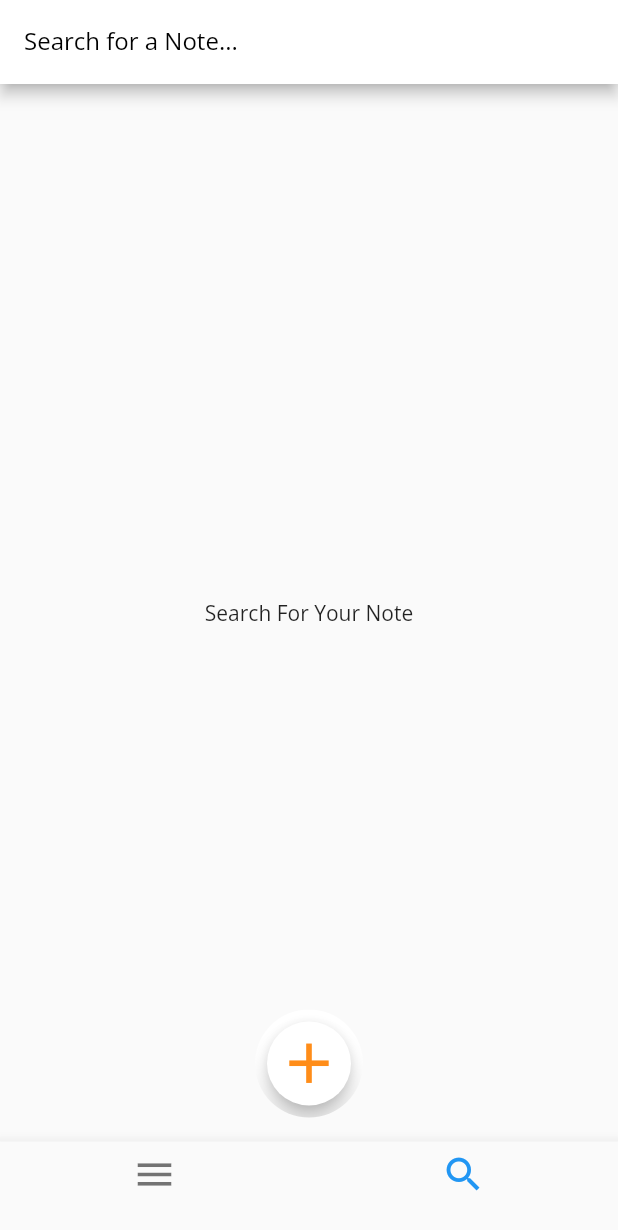
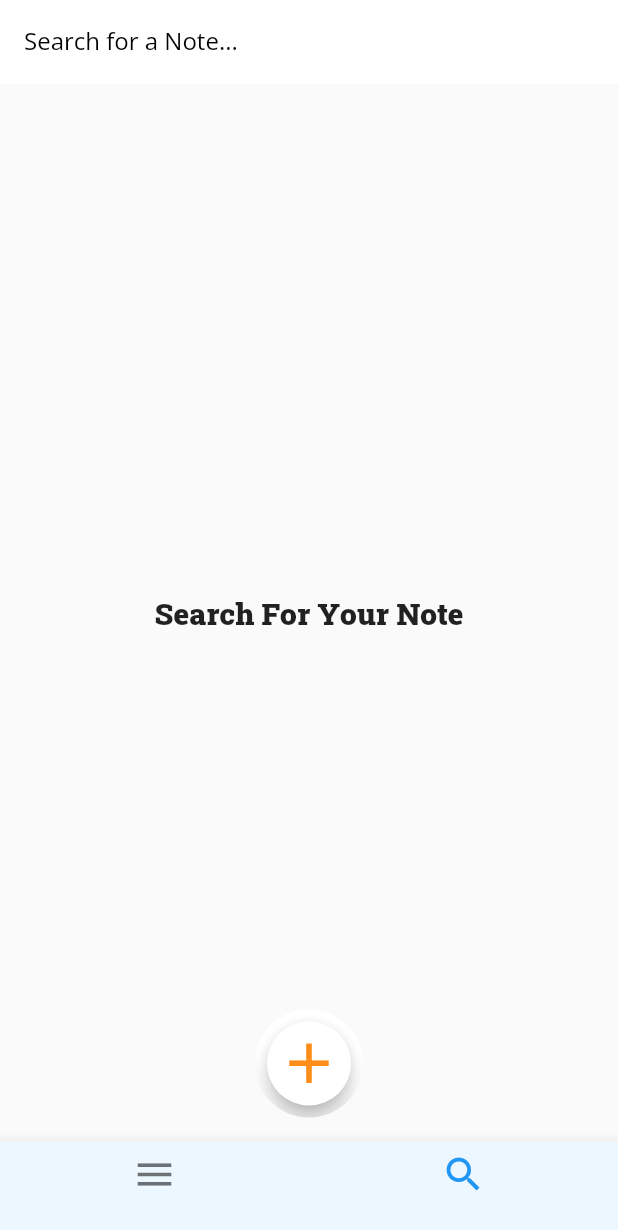
Before and after one commit to aman246149/notesapp, a Flutter app: the screen it shows once a user with an empty profile is signed in, item 2 of the bottom bar chosen, on a phone screen of 412 x 824 dp. Shown: the top 1230 px of the screen. Run offline on Flutter 3.47's test engine with Material 2 defaults, Android fonts, the phone set to English and light mode, and no system bars; our stand-ins replace cloud_firestore, firebase_auth, firebase_core, google_fonts; accounts and stored records are empty; network calls fail.

Commit message:
fixed ui

```diff
--- a/lib/Screens/HomeScreen.dart
+++ b/lib/Screens/InitialScreen.dart
@@ -42,6 +42,9 @@ class _HomePageState extends State<HomePage> {
     print(pinNotesList);
     return Scaffold(
       bottomNavigationBar: BottomNavigationBar(
+          enableFeedback: true,
+          iconSize: 20,
+          backgroundColor: Color(0XFFecf7ff),
           currentIndex: selectedPage,
           onTap: (value) {
             setState(() {
--- a/lib/Screens/LoginScreen.dart
+++ b/lib/Screens/LoginScreen.dart
@@ -1,6 +1,6 @@
 import 'package:flutter/material.dart';
 import 'package:notetakingapp/Resources/Auth_methods.dart';
-import 'package:notetakingapp/Screens/HomeScreen.dart';
+import 'package:notetakingapp/Screens/InitialScreen.dart';
 import 'package:notetakingapp/Screens/RegisterScreen.dart';
 import 'package:notetakingapp/Widgets/GlobalWidgets/TextInputField.dart';
 import 'package:notetakingapp/utils/constant.dart';
--- a/lib/Screens/RegisterScreen.dart
+++ b/lib/Screens/RegisterScreen.dart
@@ -2,7 +2,7 @@ import 'dart:typed_data';
 
 import 'package:flutter/material.dart';
 import 'package:notetakingapp/Resources/Auth_methods.dart';
-import 'package:notetakingapp/Screens/HomeScreen.dart';
+import 'package:notetakingapp/Screens/InitialScreen.dart';
 import 'package:notetakingapp/Screens/LoginScreen.dart';
 import 'package:notetakingapp/Widgets/GlobalWidgets/TextInputField.dart';
 import 'package:notetakingapp/Widgets/GlobalWidgets/Text_Input_Field.dart';
--- a/lib/Screens/SearchScreen.dart
+++ b/lib/Screens/SearchScreen.dart
@@ -2,6 +2,7 @@ import 'package:cloud_firestore/cloud_firestore.dart';
 import 'package:firebase_auth/firebase_auth.dart';
 import 'package:flutter/material.dart';
 import 'package:flutter_staggered_grid_view/flutter_staggered_grid_view.dart';
+import 'package:google_fonts/google_fonts.dart';
 import 'package:notetakingapp/Model/Note.dart';
 import 'package:notetakingapp/Widgets/HomePageWidgets/CustomCards.dart';
 import 'package:notetakingapp/Widgets/HomePageWidgets/CustomHomeScreenDialog.dart';
@@ -28,6 +29,7 @@ class _SearchScreenState extends State<SearchScreen> {
   Widget build(BuildContext context) {
     return Scaffold(
         appBar: AppBar(
+          elevation: 0,
           automaticallyImplyLeading: false,
           backgroundColor: Colors.white,
           title: TextFormField(
@@ -102,7 +104,11 @@ class _SearchScreenState extends State<SearchScreen> {
                 },
               )
             : Center(
-                child: Text("Search For Your Note"),
+                child: Text(
+                  "Search For Your Note",
+                  style: GoogleFonts.robotoSlab(
+                      fontWeight: FontWeight.w900, fontSize: 20),
+                ),
               ));
   }
 }
--- a/lib/Widgets/AddPageWidgets/CustomDialogBox.dart
+++ b/lib/Widgets/AddPageWidgets/CustomDialogBox.dart
@@ -5,7 +5,7 @@ import 'package:intl/intl.dart';
 import 'package:notetakingapp/Model/Note.dart';
 import 'package:notetakingapp/Provider/timeProvider.dart';
 import 'package:notetakingapp/Resources/Notes_methods.dart';
-import 'package:notetakingapp/Screens/HomeScreen.dart';
+import 'package:notetakingapp/Screens/InitialScreen.dart';
 import 'package:notetakingapp/utils/datetime.dart';
 import 'package:provider/provider.dart';
 
--- a/lib/main.dart
+++ b/lib/main.dart
@@ -6,7 +6,7 @@ import 'package:google_fonts/google_fonts.dart';
 import 'package:notetakingapp/Provider/PinNoteProvider.dart';
 
 import 'package:notetakingapp/Provider/timeProvider.dart';
-import 'package:notetakingapp/Screens/HomeScreen.dart';
+import 'package:notetakingapp/Screens/InitialScreen.dart';
 import 'package:notetakingapp/Screens/LoginScreen.dart';
 import 'package:provider/provider.dart';
 
--- a/pubspec.yaml
+++ b/pubspec.yaml
@@ -41,6 +41,8 @@ dependencies:
   flutter_staggered_grid_view: ^0.6.1
   intl: ^0.17.0
   google_fonts: ^3.0.1
+  persistent_bottom_nav_bar: ^4.0.2
+
 
 
 
```
Also changed, not shown: pubspec.lock.
